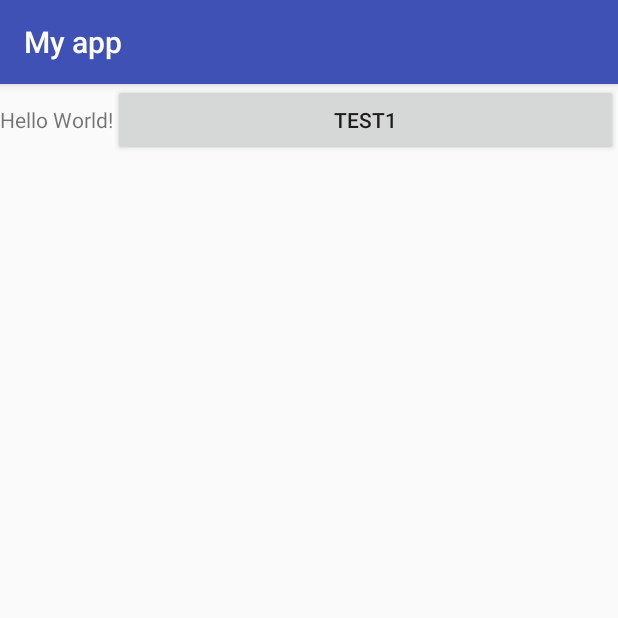
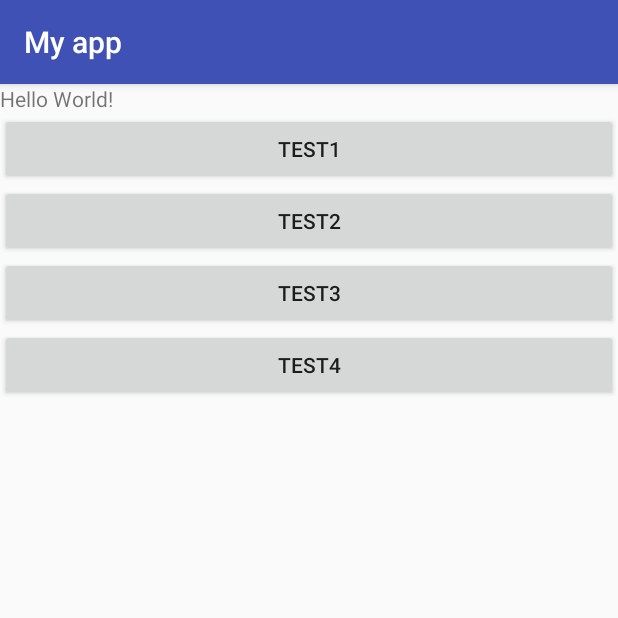
Before and after one commit to partyyaya/Android09save, an Android app: the screen it shows after launch (MainActivity), after a tap on "TEST1", on a phone screen of 412 x 824 dp, the top half of it. Run offline under Robolectric (Android 15) with nearby library versions, the phone set to English and light mode, and no system bars.

Commit message:
20170813

```diff
--- a/app/src/main/java/tw/ming/app/helloworid/myapp/MainActivity.java
+++ b/app/src/main/java/tw/ming/app/helloworid/myapp/MainActivity.java
@@ -3,7 +3,14 @@ package tw.ming.app.helloworid.myapp;
 import android.content.SharedPreferences;
 import android.support.v7.app.AppCompatActivity;
 import android.os.Bundle;
+import android.util.Log;
 import android.view.View;
+import android.widget.Toast;
+
+import java.io.BufferedReader;
+import java.io.FileInputStream;
+import java.io.FileOutputStream;
+import java.io.InputStreamReader;
 
 public class MainActivity extends AppCompatActivity {
     private SharedPreferences sp;
@@ -13,13 +20,42 @@ public class MainActivity extends AppCompatActivity {
         super.onCreate(savedInstanceState);
         setContentView(R.layout.activity_main);
 
-
+        sp = getSharedPreferences("gamedata",MODE_PRIVATE);
+        editor = sp.edit();
     }
 
     public void test1(View view){
-
+        editor.putString("username","ming");
+        editor.putInt("stage",2);
+        editor.putBoolean("sound",false);
+        editor.commit();
+        Toast.makeText(this,"Save OK",Toast.LENGTH_SHORT).show();
     }
     public void test2(View view){
-
+        boolean sound = sp.getBoolean("sound",true);//取出參數的名稱,預設值
+        String username = sp.getString("username","guest");
+    }
+    public void test3(View view){
+        try(
+        FileOutputStream fout = openFileOutput("data.txt",MODE_PRIVATE))
+        {
+            fout.write("Hello\nHello,Ming\n1234567\n".getBytes());
+            fout.flush();
+            Toast.makeText(this,"Save OK",Toast.LENGTH_SHORT).show();
+        }catch (Exception e){
+            Log.i("ming",e.toString());
+        }
+    }
+    public void test4(View view){
+        try(FileInputStream fin= openFileInput("data.txt");
+            BufferedReader br = new BufferedReader(new InputStreamReader(fin))){
+            String line;StringBuilder sb = new StringBuilder();
+            while((line = br.readLine())!=null){
+                sb.append(line+"\n");
+            }
+            Toast.makeText(this,sb.toString(),Toast.LENGTH_SHORT).show();
+        }catch (Exception e){
+            Log.i("ming",e.toString());
+        }
     }
 }
--- a/app/src/main/res/layout/activity_main.xml
+++ b/app/src/main/res/layout/activity_main.xml
@@ -4,7 +4,8 @@
     xmlns:tools="http://schemas.android.com/tools"
     android:layout_width="match_parent"
     android:layout_height="match_parent"
-    tools:context="tw.ming.app.helloworid.myapp.MainActivity">
+    tools:context="tw.ming.app.helloworid.myapp.MainActivity"
+    android:orientation="vertical">
 
     <TextView
         android:layout_width="wrap_content"
@@ -25,4 +26,16 @@
         android:layout_height="wrap_content"
         android:text="test2"
         android:onClick="test2"/>
+
+    <Button
+        android:layout_width="match_parent"
+        android:layout_height="wrap_content"
+        android:text="test3"
+        android:onClick="test3"/>
+
+    <Button
+        android:layout_width="match_parent"
+        android:layout_height="wrap_content"
+        android:text="test4"
+        android:onClick="test4"/>
 </LinearLayout>
```
